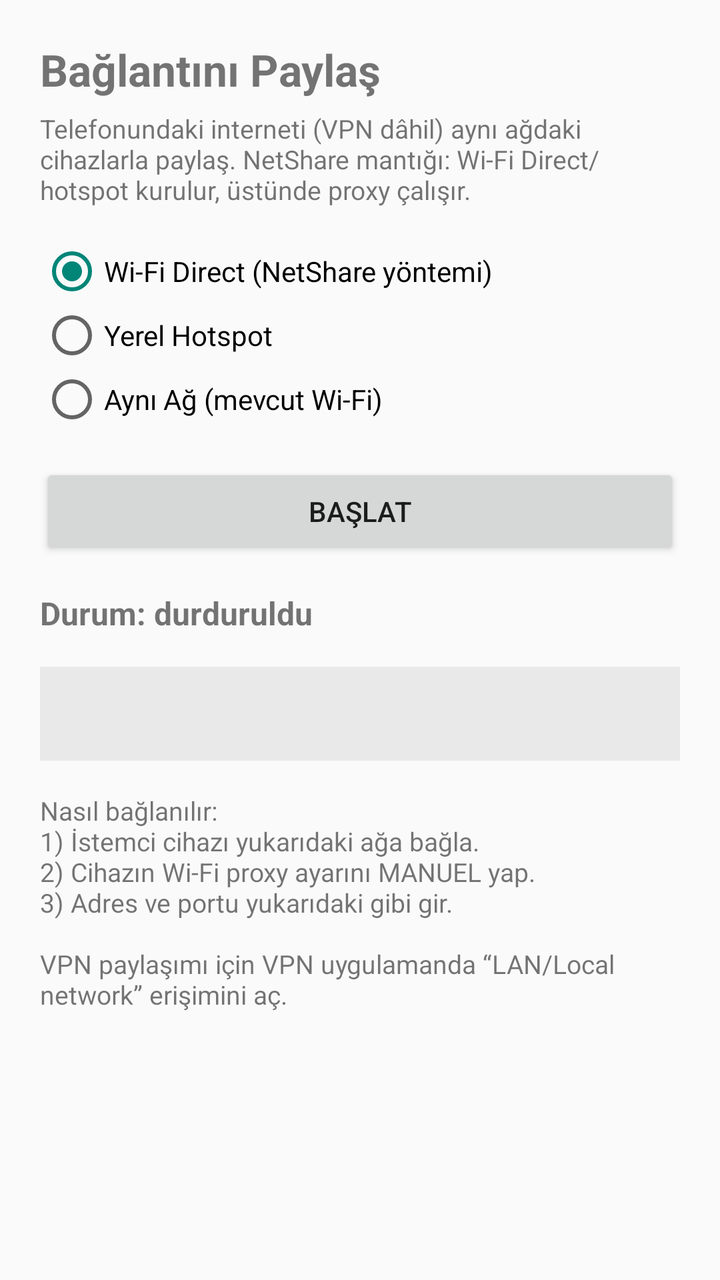
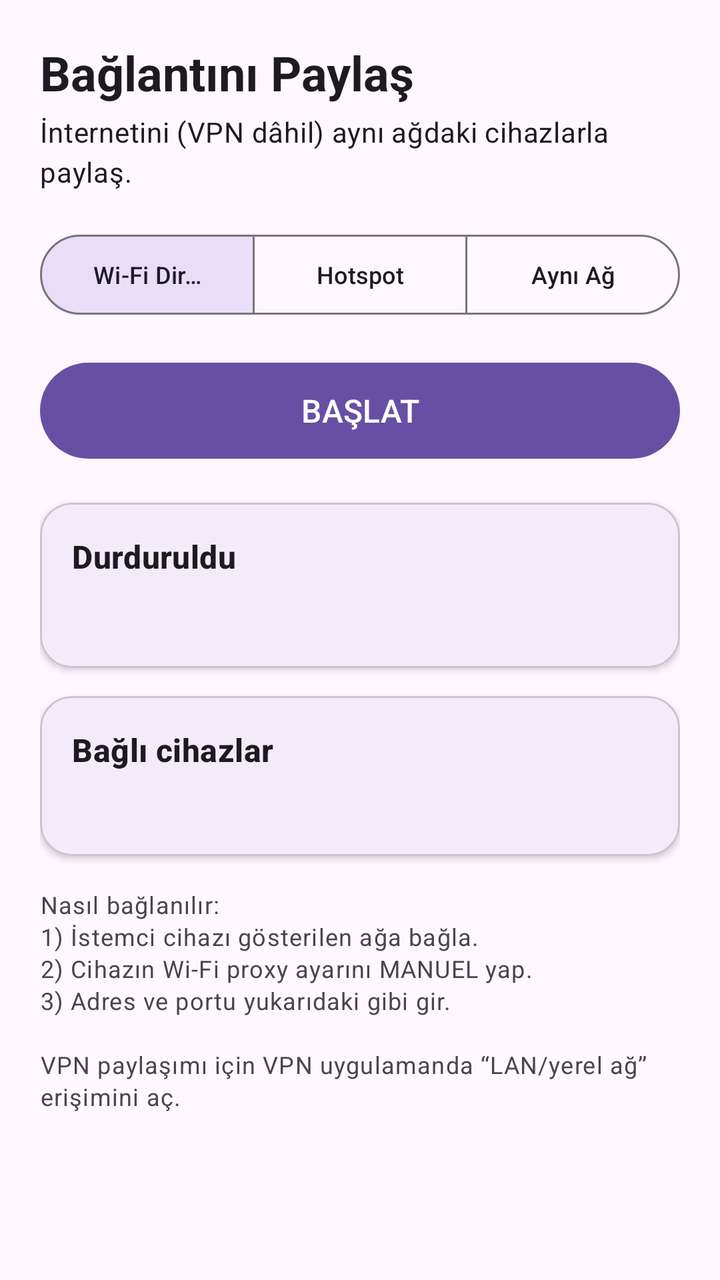

The first picture is an Android layout as it rendered before a commit; the second is the same layout after the commit. The layout source and the unified diff follow.
<!-- AndroidManifest.xml: application theme Theme.VpnShare -->
<!-- res/layout/activity_main.xml -->
<?xml version="1.0" encoding="utf-8"?>
<ScrollView xmlns:android="http://schemas.android.com/apk/res/android"
    android:layout_width="match_parent"
    android:layout_height="match_parent">

    <LinearLayout
        android:layout_width="match_parent"
        android:layout_height="wrap_content"
        android:orientation="vertical"
        android:padding="20dp">

        <TextView
            android:layout_width="match_parent"
            android:layout_height="wrap_content"
            android:text="@string/title"
            android:textSize="22sp"
            android:textStyle="bold" />

        <TextView
            android:layout_width="match_parent"
            android:layout_height="wrap_content"
            android:layout_marginTop="6dp"
            android:text="@string/desc"
            android:textSize="13sp" />

        <RadioGroup
            android:id="@+id/modeGroup"
            android:layout_width="match_parent"
            android:layout_height="wrap_content"
            android:layout_marginTop="16dp"
            android:orientation="vertical">

            <RadioButton
                android:id="@+id/modeP2p"
                android:layout_width="match_parent"
                android:layout_height="wrap_content"
                android:checked="true"
                android:text="@string/mode_p2p" />

            <RadioButton
                android:id="@+id/modeHotspot"
                android:layout_width="match_parent"
                android:layout_height="wrap_content"
                android:text="@string/mode_hotspot" />

            <RadioButton
                android:id="@+id/modeLan"
                android:layout_width="match_parent"
                android:layout_height="wrap_content"
                android:text="@string/mode_lan" />
        </RadioGroup>

        <Button
            android:id="@+id/toggleButton"
            android:layout_width="match_parent"
            android:layout_height="wrap_content"
            android:layout_marginTop="16dp"
            android:text="@string/start" />

        <TextView
            android:id="@+id/statusText"
            android:layout_width="match_parent"
            android:layout_height="wrap_content"
            android:layout_marginTop="16dp"
            android:text="@string/status_stopped"
            android:textSize="16sp"
            android:textStyle="bold" />

        <TextView
            android:id="@+id/errorText"
            android:layout_width="match_parent"
            android:layout_height="wrap_content"
            android:layout_marginTop="8dp"
            android:textColor="#C62828"
            android:textSize="14sp"
            android:visibility="gone" />

        <ImageView
            android:id="@+id/qrImage"
            android:layout_width="220dp"
            android:layout_height="220dp"
            android:layout_gravity="center_horizontal"
            android:layout_marginTop="16dp"
            android:contentDescription="@string/qr_hint"
            android:visibility="gone" />

        <TextView
            android:id="@+id/qrHint"
            android:layout_width="match_parent"
            android:layout_height="wrap_content"
            android:layout_marginTop="6dp"
            android:gravity="center"
            android:text="@string/qr_hint"
            android:textSize="12sp"
            android:visibility="gone" />

        <TextView
            android:id="@+id/infoText"
            android:layout_width="match_parent"
            android:layout_height="wrap_content"
            android:layout_marginTop="16dp"
            android:background="#11000000"
            android:fontFamily="monospace"
            android:padding="14dp"
            android:textSize="14sp" />

        <TextView
            android:layout_width="match_parent"
            android:layout_height="wrap_content"
            android:layout_marginTop="16dp"
            android:text="@string/howto"
            android:textSize="13sp" />

    </LinearLayout>

</ScrollView>
<!-- resources referenced by this layout -->
<resources>
  <string name="desc">Telefonundaki interneti (VPN dâhil) aynı ağdaki cihazlarla paylaş. NetShare mantığı: Wi-Fi Direct/hotspot kurulur, üstünde proxy çalışır.</string>
  <string name="howto">Nasıl bağlanılır:\n1) İstemci cihazı yukarıdaki ağa bağla.\n2) Cihazın Wi-Fi proxy ayarını MANUEL yap.\n3) Adres ve portu yukarıdaki gibi gir.\n\nVPN paylaşımı için VPN uygulamanda “LAN/Local network” erişimini aç.</string>
  <string name="mode_hotspot">Yerel Hotspot</string>
  <string name="mode_lan">Aynı Ağ (mevcut Wi-Fi)</string>
  <string name="mode_p2p">Wi-Fi Direct (NetShare yöntemi)</string>
  <string name="qr_hint">Ağa bağlanmak için QR kodu okut (proxy’yi ayrıca elle gir).</string>
  <string name="start">BAŞLAT</string>
  <string name="status_stopped">Durum: durduruldu</string>
  <string name="title">Bağlantını Paylaş</string>
  <style name="Theme.VpnShare" parent="Theme.AppCompat.DayNight.DarkActionBar" />
</resources>

<!-- the commit's change to res/layout/activity_main.xml (unified diff, before → after) -->
@@ -1,7 +1,9 @@
 <?xml version="1.0" encoding="utf-8"?>
 <ScrollView xmlns:android="http://schemas.android.com/apk/res/android"
+    xmlns:app="http://schemas.android.com/apk/res-auto"
     android:layout_width="match_parent"
-    android:layout_height="match_parent">
+    android:layout_height="match_parent"
+    android:fillViewport="true">
 
     <LinearLayout
         android:layout_width="match_parent"
@@ -13,103 +15,162 @@
             android:layout_width="match_parent"
             android:layout_height="wrap_content"
             android:text="@string/title"
-            android:textSize="22sp"
+            android:textAppearance="?attr/textAppearanceHeadlineSmall"
             android:textStyle="bold" />
 
         <TextView
             android:layout_width="match_parent"
             android:layout_height="wrap_content"
-            android:layout_marginTop="6dp"
+            android:layout_marginTop="4dp"
             android:text="@string/desc"
-            android:textSize="13sp" />
+            android:textAppearance="?attr/textAppearanceBodyMedium" />
 
-        <RadioGroup
+        <com.google.android.material.button.MaterialButtonToggleGroup
             android:id="@+id/modeGroup"
             android:layout_width="match_parent"
             android:layout_height="wrap_content"
+            android:layout_marginTop="18dp"
+            app:checkedButton="@id/modeP2p"
+            app:selectionRequired="true"
+            app:singleSelection="true">
+
+            <com.google.android.material.button.MaterialButton
+                android:id="@+id/modeP2p"
+                style="?attr/materialButtonOutlinedStyle"
+                android:layout_width="0dp"
+                android:layout_height="wrap_content"
+                android:layout_weight="1"
+                android:text="@string/mode_p2p"
+                android:textSize="12sp" />
+
+            <com.google.android.material.button.MaterialButton
+                android:id="@+id/modeHotspot"
+                style="?attr/materialButtonOutlinedStyle"
+                android:layout_width="0dp"
+                android:layout_height="wrap_content"
+                android:layout_weight="1"
+                android:text="@string/mode_hotspot"
+                android:textSize="12sp" />
+
+            <com.google.android.material.button.MaterialButton
+                android:id="@+id/modeLan"
+                style="?attr/materialButtonOutlinedStyle"
+                android:layout_width="0dp"
+                android:layout_height="wrap_content"
+                android:layout_weight="1"
+                android:text="@string/mode_lan"
+                android:textSize="12sp" />
+        </com.google.android.material.button.MaterialButtonToggleGroup>
+
+        <com.google.android.material.button.MaterialButton
+            android:id="@+id/toggleButton"
+            android:layout_width="match_parent"
+            android:layout_height="56dp"
             android:layout_marginTop="16dp"
-            android:orientation="vertical">
+            android:text="@string/start"
+            android:textSize="16sp" />
 
-            <RadioButton
-                android:id="@+id/modeP2p"
+        <com.google.android.material.card.MaterialCardView
+            android:layout_width="match_parent"
+            android:layout_height="wrap_content"
+            android:layout_marginTop="18dp"
+            app:cardCornerRadius="16dp"
+            app:cardElevation="2dp">
+
+            <LinearLayout
                 android:layout_width="match_parent"
                 android:layout_height="wrap_content"
-                android:checked="true"
-                android:text="@string/mode_p2p" />
+                android:orientation="vertical"
+                android:padding="16dp">
 
-            <RadioButton
-                android:id="@+id/modeHotspot"
+                <TextView
+                    android:id="@+id/statusText"
+                    android:layout_width="match_parent"
+                    android:layout_height="wrap_content"
+                    android:text="@string/status_stopped"
+                    android:textAppearance="?attr/textAppearanceTitleMedium"
+                    android:textStyle="bold" />
+
+                <TextView
+                    android:id="@+id/errorText"
+                    android:layout_width="match_parent"
+                    android:layout_height="wrap_content"
+                    android:layout_marginTop="6dp"
+                    android:textColor="#C62828"
+                    android:textSize="14sp"
+                    android:visibility="gone" />
+
+                <TextView
+                    android:id="@+id/infoText"
+                    android:layout_width="match_parent"
+                    android:layout_height="wrap_content"
+                    android:layout_marginTop="10dp"
+                    android:fontFamily="monospace"
+                    android:textSize="14sp" />
+
+                <ImageView
+                    android:id="@+id/qrImage"
+                    android:layout_width="220dp"
+                    android:layout_height="220dp"
+                    android:layout_gravity="center_horizontal"
+                    android:layout_marginTop="12dp"
+                    android:contentDescription="@string/qr_hint"
+                    android:visibility="gone" />
+
+                <TextView
+                    android:id="@+id/qrHint"
+                    android:layout_width="match_parent"
+                    android:layout_height="wrap_content"
+                    android:layout_marginTop="6dp"
+                    android:gravity="center"
+                    android:text="@string/qr_hint"
+                    android:textSize="12sp"
+                    android:visibility="gone" />
+            </LinearLayout>
+        </com.google.android.material.card.MaterialCardView>
+
+        <com.google.android.material.card.MaterialCardView
+            android:layout_width="match_parent"
+            android:layout_height="wrap_content"
+            android:layout_marginTop="14dp"
+            app:cardCornerRadius="16dp"
+            app:cardElevation="2dp">
+
+            <LinearLayout
                 android:layout_width="match_parent"
                 android:layout_height="wrap_content"
-                android:text="@string/mode_hotspot" />
+                android:orientation="vertical"
+                android:padding="16dp">
 
-            <RadioButton
-                android:id="@+id/modeLan"
-                android:layout_width="match_parent"
-                android:layout_height="wrap_content"
-                android:text="@string/mode_lan" />
-        </RadioGroup>
+                <TextView
+                    android:layout_width="match_parent"
+                    android:layout_height="wrap_content"
+                    android:text="@string/devices_title"
+                    android:textAppearance="?attr/textAppearanceTitleMedium"
+                    android:textStyle="bold" />
 
-        <Button
-            android:id="@+id/toggleButton"
-            android:layout_width="match_parent"
-            android:layout_height="wrap_content"
-            android:layout_marginTop="16dp"
-            android:text="@string/start" />
+                <TextView
+                    android:id="@+id/devicesSummary"
+                    android:layout_width="match_parent"
+                    android:layout_height="wrap_content"
+                    android:layout_marginTop="2dp"
+                    android:textAppearance="?attr/textAppearanceBodySmall" />
 
-        <TextView
-            android:id="@+id/statusText"
-            android:layout_width="match_parent"
-            android:layout_height="wrap_content"
-            android:layout_marginTop="16dp"
-            android:text="@string/status_stopped"
-            android:textSize="16sp"
-            android:textStyle="bold" />
-
-        <TextView
-            android:id="@+id/errorText"
-            android:layout_width="match_parent"
-            android:layout_height="wrap_content"
-            android:layout_marginTop="8dp"
-            android:textColor="#C62828"
-            android:textSize="14sp"
-            android:visibility="gone" />
-
-        <ImageView
-            android:id="@+id/qrImage"
-            android:layout_width="220dp"
-            android:layout_height="220dp"
-            android:layout_gravity="center_horizontal"
-            android:layout_marginTop="16dp"
-            android:contentDescription="@string/qr_hint"
-            android:visibility="gone" />
-
-        <TextView
-            android:id="@+id/qrHint"
-            android:layout_width="match_parent"
-            android:layout_height="wrap_content"
-            android:layout_marginTop="6dp"
-            android:gravity="center"
-            android:text="@string/qr_hint"
-            android:textSize="12sp"
-            android:visibility="gone" />
-
-        <TextView
-            android:id="@+id/infoText"
-            android:layout_width="match_parent"
-            android:layout_height="wrap_content"
-            android:layout_marginTop="16dp"
-            android:background="#11000000"
-            android:fontFamily="monospace"
-            android:padding="14dp"
-            android:textSize="14sp" />
+                <LinearLayout
+                    android:id="@+id/devicesContainer"
+                    android:layout_width="match_parent"
+                    android:layout_height="wrap_content"
+                    android:layout_marginTop="8dp"
+                    android:orientation="vertical" />
+            </LinearLayout>
+        </com.google.android.material.card.MaterialCardView>
 
         <TextView
             android:layout_width="match_parent"
             android:layout_height="wrap_content"
             android:layout_marginTop="16dp"
             android:text="@string/howto"
-            android:textSize="13sp" />
+            android:textAppearance="?attr/textAppearanceBodySmall" />
 
     </LinearLayout>
 
<!-- resource entries referenced after the edit -->
@@ -1,14 +1,15 @@
 <!-- resources referenced by this layout -->
 <resources>
-  <string name="desc">Telefonundaki interneti (VPN dâhil) aynı ağdaki cihazlarla paylaş. NetShare mantığı: Wi-Fi Direct/hotspot kurulur, üstünde proxy çalışır.</string>
-  <string name="howto">Nasıl bağlanılır:\n1) İstemci cihazı yukarıdaki ağa bağla.\n2) Cihazın Wi-Fi proxy ayarını MANUEL yap.\n3) Adres ve portu yukarıdaki gibi gir.\n\nVPN paylaşımı için VPN uygulamanda “LAN/Local network” erişimini aç.</string>
-  <string name="mode_hotspot">Yerel Hotspot</string>
-  <string name="mode_lan">Aynı Ağ (mevcut Wi-Fi)</string>
-  <string name="mode_p2p">Wi-Fi Direct (NetShare yöntemi)</string>
+  <string name="desc">İnternetini (VPN dâhil) aynı ağdaki cihazlarla paylaş.</string>
+  <string name="devices_title">Bağlı cihazlar</string>
+  <string name="howto">Nasıl bağlanılır:\n1) İstemci cihazı gösterilen ağa bağla.\n2) Cihazın Wi-Fi proxy ayarını MANUEL yap.\n3) Adres ve portu yukarıdaki gibi gir.\n\nVPN paylaşımı için VPN uygulamanda “LAN/yerel ağ” erişimini aç.</string>
+  <string name="mode_hotspot">Hotspot</string>
+  <string name="mode_lan">Aynı Ağ</string>
+  <string name="mode_p2p">Wi-Fi Direct</string>
   <string name="qr_hint">Ağa bağlanmak için QR kodu okut (proxy’yi ayrıca elle gir).</string>
   <string name="start">BAŞLAT</string>
-  <string name="status_stopped">Durum: durduruldu</string>
+  <string name="status_stopped">Durduruldu</string>
   <string name="title">Bağlantını Paylaş</string>
-  <style name="Theme.VpnShare" parent="Theme.AppCompat.DayNight.DarkActionBar" />
+  <style name="Theme.VpnShare" parent="Theme.Material3.DayNight.NoActionBar" />
 </resources>
 
